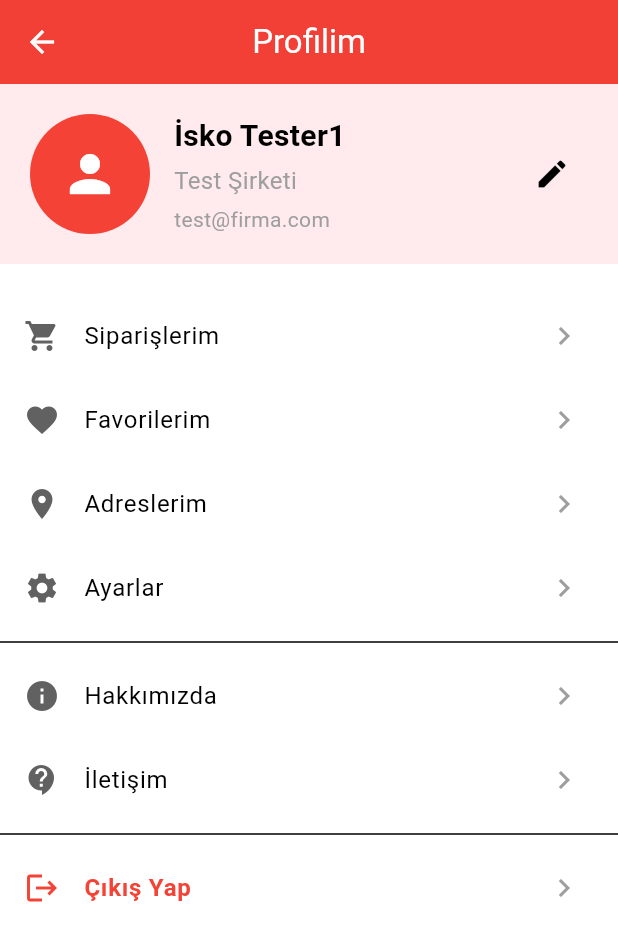
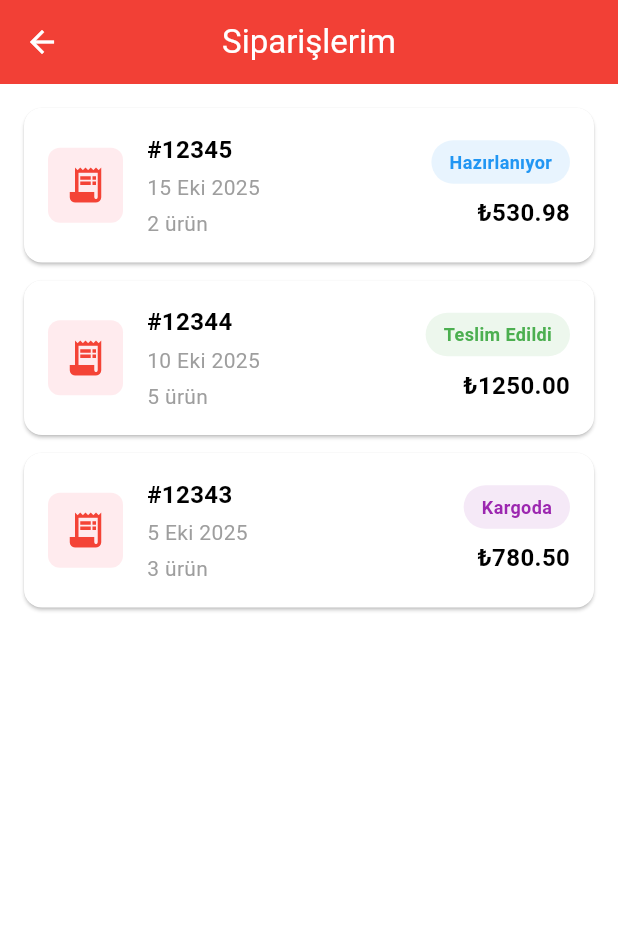
Before and after one commit to MuhammedEbrar/kaptan-catering-mobile, a Flutter app: the ProfileScreen screen opened directly, after a tap on "Siparişlerim", on a phone screen of 412 x 824 dp. Shown: the top 941 px of the screen. Run offline on Flutter 3.47's test engine with Material 3 defaults, Android fonts, the light colour scheme and no system bars; our stand-ins replace dio, flutter_secure_storage, get_it, shared_preferences; accounts and stored records are empty.

Commit message:
feat: Siparişlerim ve sipariş detay sayfaları eklendi

```diff
--- /dev/null
+++ b/lib/presentation/screens/orders/orders_screen.dart
@@ -0,0 +1,348 @@
+import 'package:flutter/material.dart';
+
+class OrdersScreen extends StatelessWidget {
+  const OrdersScreen({Key? key}) : super(key: key);
+
+  @override
+  Widget build(BuildContext context) {
+    // Mock sipariş verileri
+    final orders = [
+      {
+        'orderNo': '#12345',
+        'date': '15 Eki 2025',
+        'itemCount': 2,
+        'total': 530.98,
+        'status': 'Hazırlanıyor',
+        'statusColor': Colors.blue,
+      },
+      {
+        'orderNo': '#12344',
+        'date': '10 Eki 2025',
+        'itemCount': 5,
+        'total': 1250.00,
+        'status': 'Teslim Edildi',
+        'statusColor': Colors.green,
+      },
+      {
+        'orderNo': '#12343',
+        'date': '5 Eki 2025',
+        'itemCount': 3,
+        'total': 780.50,
+        'status': 'Kargoda',
+        'statusColor': Colors.purple,
+      },
+    ];
+
+    return Scaffold(
+      appBar: AppBar(
+        title: const Text('Siparişlerim'),
+        backgroundColor: Colors.red,
+      ),
+      body: orders.isEmpty
+          ? _buildEmptyState()
+          : ListView.builder(
+              padding: const EdgeInsets.all(16),
+              itemCount: orders.length,
+              itemBuilder: (context, index) {
+                return _buildOrderCard(context, orders[index]);
+              },
+            ),
+    );
+  }
+
+  Widget _buildEmptyState() {
+    return Center(
+      child: Column(
+        mainAxisAlignment: MainAxisAlignment.center,
+        children: [
+          Icon(
+            Icons.receipt_long,
+            size: 100,
+            color: Colors.grey[300],
+          ),
+          const SizedBox(height: 16),
+          const Text(
+            'Henüz Sipariş Yok',
+            style: TextStyle(
+              fontSize: 20,
+              fontWeight: FontWeight.bold,
+              color: Colors.grey,
+            ),
+          ),
+          const SizedBox(height: 8),
+          const Text(
+            'İlk siparişinizi verin',
+            style: TextStyle(color: Colors.grey),
+          ),
+        ],
+      ),
+    );
+  }
+
+  Widget _buildOrderCard(BuildContext context, Map<String, dynamic> order) {
+    return Card(
+      margin: const EdgeInsets.only(bottom: 12),
+      child: InkWell(
+        onTap: () {
+          Navigator.push(
+            context,
+            MaterialPageRoute(
+              builder: (_) => OrderDetailScreen(order: order),
+            ),
+          );
+        },
+        child: Padding(
+          padding: const EdgeInsets.all(16),
+          child: Row(
+            children: [
+              // İkon
+              Container(
+                width: 50,
+                height: 50,
+                decoration: BoxDecoration(
+                  color: Colors.red[50],
+                  borderRadius: BorderRadius.circular(8),
+                ),
+                child: const Icon(
+                  Icons.receipt_long,
+                  color: Colors.red,
+                  size: 28,
+                ),
+              ),
+              const SizedBox(width: 16),
+
+              // Sipariş Bilgileri
+              Expanded(
+                child: Column(
+                  crossAxisAlignment: CrossAxisAlignment.start,
+                  children: [
+                    Text(
+                      order['orderNo'],
+                      style: const TextStyle(
+                        fontWeight: FontWeight.bold,
+                        fontSize: 16,
+                      ),
+                    ),
+                    const SizedBox(height: 4),
+                    Text(
+                      order['date'],
+                      style: const TextStyle(
+                        color: Colors.grey,
+                        fontSize: 14,
+                      ),
+                    ),
+                    const SizedBox(height: 4),
+                    Text(
+                      '${order['itemCount']} ürün',
+                      style: const TextStyle(
+                        color: Colors.grey,
+                        fontSize: 14,
+                      ),
+                    ),
+                  ],
+                ),
+              ),
+
+              // Durum ve Fiyat
+              Column(
+                crossAxisAlignment: CrossAxisAlignment.end,
+                children: [
+                  Container(
+                    padding: const EdgeInsets.symmetric(
+                      horizontal: 12,
+                      vertical: 6,
+                    ),
+                    decoration: BoxDecoration(
+                      color: (order['statusColor'] as Color).withOpacity(0.1),
+                      borderRadius: BorderRadius.circular(20),
+                    ),
+                    child: Text(
+                      order['status'],
+                      style: TextStyle(
+                        color: order['statusColor'],
+                        fontWeight: FontWeight.bold,
+                        fontSize: 12,
+                      ),
+                    ),
+                  ),
+                  const SizedBox(height: 8),
+                  Text(
+                    '₺${order['total'].toStringAsFixed(2)}',
+                    style: const TextStyle(
+                      fontWeight: FontWeight.bold,
+                      fontSize: 16,
+                    ),
+                  ),
+                ],
+              ),
+            ],
+          ),
+        ),
+      ),
+    );
+  }
+}
+
+// Sipariş Detay Sayfası
+class OrderDetailScreen extends StatelessWidget {
+  final Map<String, dynamic> order;
+
+  const OrderDetailScreen({Key? key, required this.order}) : super(key: key);
+
+  @override
+  Widget build(BuildContext context) {
+    return Scaffold(
+      appBar: AppBar(
+        title: Text('Sipariş ${order['orderNo']}'),
+        backgroundColor: Colors.red,
+      ),
+      body: SingleChildScrollView(
+        padding: const EdgeInsets.all(16),
+        child: Column(
+          crossAxisAlignment: CrossAxisAlignment.start,
+          children: [
+            // Durum Badge
+            Center(
+              child: Container(
+                padding: const EdgeInsets.symmetric(
+                  horizontal: 24,
+                  vertical: 12,
+                ),
+                decoration: BoxDecoration(
+                  color: (order['statusColor'] as Color).withOpacity(0.1),
+                  borderRadius: BorderRadius.circular(30),
+                ),
+                child: Text(
+                  order['status'],
+                  style: TextStyle(
+                    color: order['statusColor'],
+                    fontWeight: FontWeight.bold,
+                    fontSize: 18,
+                  ),
+                ),
+              ),
+            ),
+
+            const SizedBox(height: 24),
+
+            // Sipariş Bilgileri
+            _buildInfoCard(
+              'Sipariş Bilgileri',
+              [
+                _buildInfoRow('Sipariş No', order['orderNo']),
+                _buildInfoRow('Tarih', order['date']),
+                _buildInfoRow('Ürün Sayısı', '${order['itemCount']} ürün'),
+              ],
+            ),
+
+            const SizedBox(height: 16),
+
+            // Teslimat Adresi
+            _buildInfoCard(
+              'Teslimat Adresi',
+              [
+                const Text(
+                  'İş Adresi',
+                  style: TextStyle(fontWeight: FontWeight.bold),
+                ),
+                const SizedBox(height: 4),
+                const Text('Mevlana Mah. Adliye Cad. No:15/A'),
+                const Text('Karatay/Konya'),
+                const Text('0332 123 45 67'),
+              ],
+            ),
+
+            const SizedBox(height: 16),
+
+            // Ödeme Bilgileri
+            _buildInfoCard(
+              'Ödeme Bilgileri',
+              [
+                _buildInfoRow('Ara Toplam', '₺449.98'),
+                _buildInfoRow('KDV (%18)', '₺81.00'),
+                const Divider(height: 24),
+                _buildInfoRow(
+                  'Toplam',
+                  '₺${order['total'].toStringAsFixed(2)}',
+                  isBold: true,
+                ),
+              ],
+            ),
+
+            const SizedBox(height: 24),
+
+            // Tekrar Sipariş Ver Butonu
+            OutlinedButton(
+              onPressed: () {
+                ScaffoldMessenger.of(context).showSnackBar(
+                  const SnackBar(content: Text('Ürünler sepete eklendi!')),
+                );
+              },
+              style: OutlinedButton.styleFrom(
+                padding: const EdgeInsets.symmetric(vertical: 16),
+                minimumSize: const Size(double.infinity, 0),
+                side: const BorderSide(color: Colors.red),
+              ),
+              child: const Text(
+                'Tekrar Sipariş Ver',
+                style: TextStyle(
+                  color: Colors.red,
+                  fontSize: 16,
+                  fontWeight: FontWeight.bold,
+                ),
+              ),
+            ),
+          ],
+        ),
+      ),
+    );
+  }
+
+  Widget _buildInfoCard(String title, List<Widget> children) {
+    return Card(
+      child: Padding(
+        padding: const EdgeInsets.all(16),
+        child: Column(
+          crossAxisAlignment: CrossAxisAlignment.start,
+          children: [
+            Text(
+              title,
+              style: const TextStyle(
+                fontSize: 18,
+                fontWeight: FontWeight.bold,
+              ),
+            ),
+            const SizedBox(height: 12),
+            ...children,
+          ],
+        ),
+      ),
+    );
+  }
+
+  Widget _buildInfoRow(String label, String value, {bool isBold = false}) {
+    return Padding(
+      padding: const EdgeInsets.symmetric(vertical: 4),
+      child: Row(
+        mainAxisAlignment: MainAxisAlignment.spaceBetween,
+        children: [
+          Text(
+            label,
+            style: TextStyle(
+              fontWeight: isBold ? FontWeight.bold : FontWeight.normal,
+              fontSize: isBold ? 16 : 14,
+            ),
+          ),
+          Text(
+            value,
+            style: TextStyle(
+              fontWeight: isBold ? FontWeight.bold : FontWeight.normal,
+              fontSize: isBold ? 16 : 14,
+              color: isBold ? Colors.red : Colors.black,
+            ),
+          ),
+        ],
+      ),
+    );
+  }
+}
--- a/lib/presentation/screens/profile/profile_screen.dart
+++ b/lib/presentation/screens/profile/profile_screen.dart
@@ -1,4 +1,5 @@
 import 'package:flutter/material.dart';
+import '../orders/orders_screen.dart';
 
 class ProfileScreen extends StatelessWidget {
   const ProfileScreen({Key? key}) : super(key: key);
@@ -66,7 +67,16 @@ class ProfileScreen extends StatelessWidget {
             const SizedBox(height: 20),
 
             // Menü Items
-            _buildMenuItem(Icons.shopping_cart, 'Siparişlerim', () {}),
+            _buildMenuItem(
+              Icons.shopping_cart,
+              'Siparişlerim',
+              () {
+                Navigator.push(
+                  context,
+                  MaterialPageRoute(builder: (_) => const OrdersScreen()),
+                );
+              },
+            ),
             _buildMenuItem(Icons.favorite, 'Favorilerim', () {}),
             _buildMenuItem(Icons.location_on, 'Adreslerim', () {}),
             _buildMenuItem(Icons.settings, 'Ayarlar', () {}),
```
